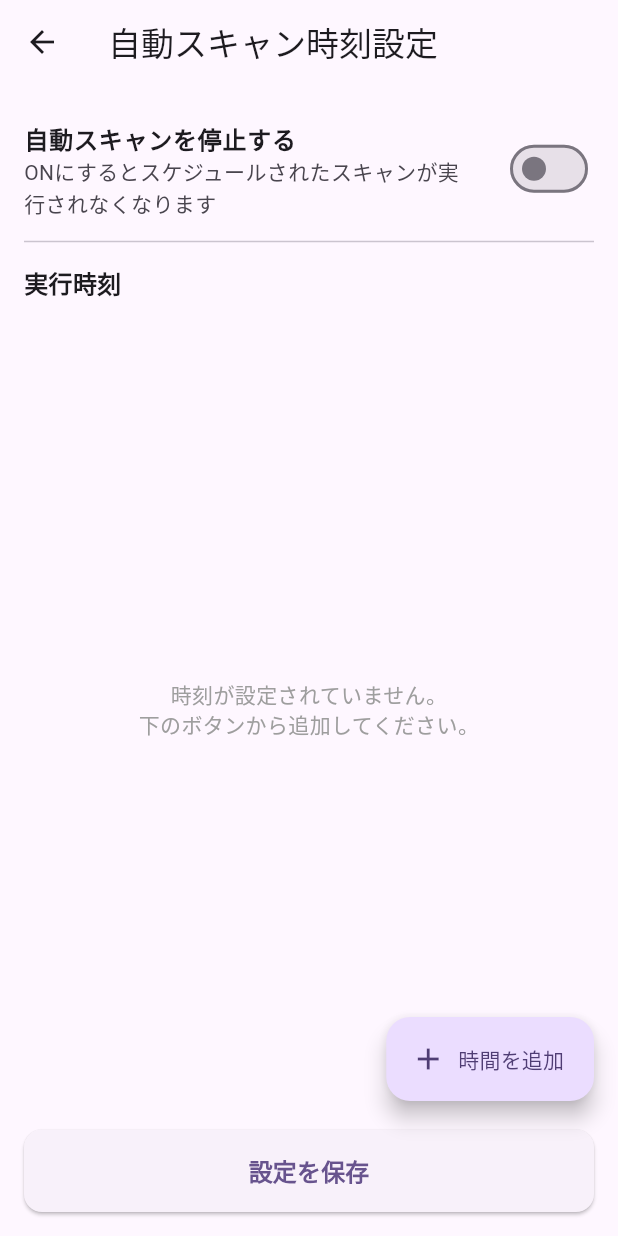
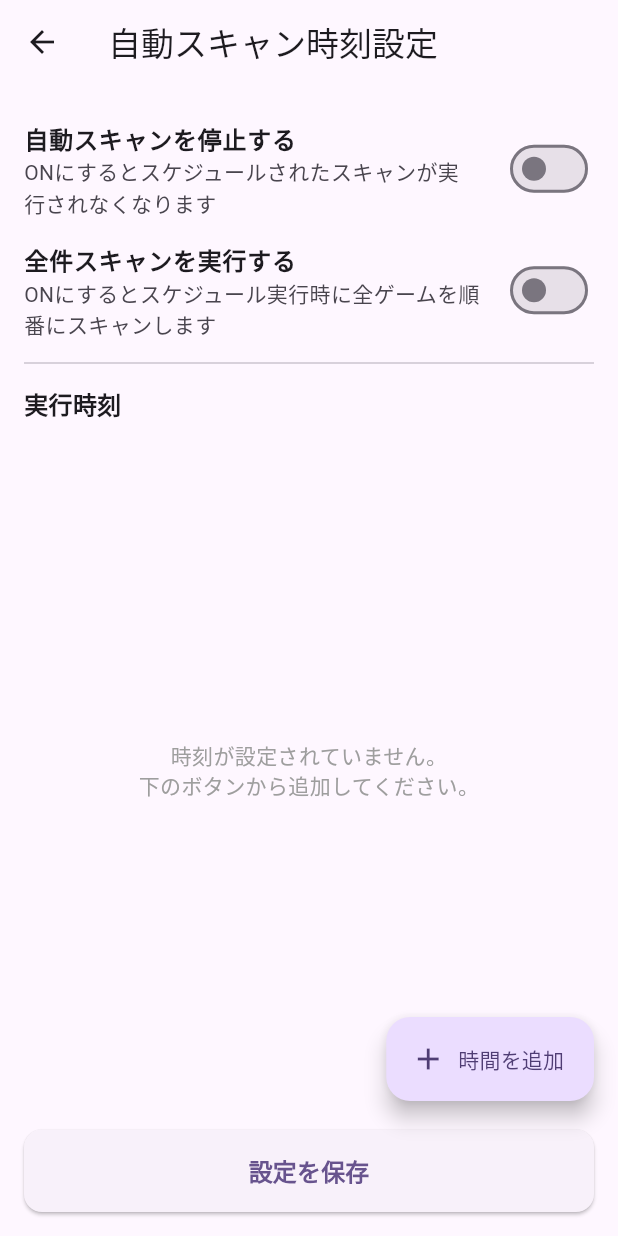
Before and after one commit to onpuuki/game-tracker, a Flutter app: the TimerSettingsScreen screen opened directly, on a phone screen of 412 x 824 dp. Run offline on Flutter 3.47's test engine with Material 3 defaults, Android fonts, the phone set to English and light mode, and no system bars; our stand-ins replace cloud_firestore, cloud_functions, firebase_auth, firebase_core, firebase_messaging, flutter_hooks and 4 more; missing offline and left inert: home_widget, two_dimensional_scrollables; accounts and stored records are empty; network calls fail.

Commit message:
feat: add toggle for all scan execution
- Add 'is_all_scan' state and toggle in timer_settings_screen.dart
- Read 'is_all_scan' and set type to 'all' or 'single' in triggerScheduledSync (index.ts)

Co-authored-by: onpuuki <220911838+onpuuki@users.noreply.github.com>

```diff
--- a/frontend/lib/screens/timer_settings_screen.dart
+++ b/frontend/lib/screens/timer_settings_screen.dart
@@ -12,6 +12,7 @@ class TimerSettingsScreen extends StatefulWidget {
 class _TimerSettingsScreenState extends State<TimerSettingsScreen> {
   List<TimeOfDay> _selectedTimes = [];
   bool _isPaused = false;
+  bool _isAllScan = false;
   bool _isLoading = false;
   bool _initialized = false;
 
@@ -99,6 +100,7 @@ class _TimerSettingsScreenState extends State<TimerSettingsScreen> {
       await docRef.set({
         'scan_times': scanTimesStrings,
         'is_paused': _isPaused,
+        'is_all_scan': _isAllScan,
         'cron_schedule': FieldValue.delete(),
       }, SetOptions(merge: true));
 
@@ -138,6 +140,7 @@ class _TimerSettingsScreenState extends State<TimerSettingsScreen> {
             final data = snapshot.data!.data() as Map<String, dynamic>?;
             if (data != null) {
               _isPaused = data['is_paused'] as bool? ?? false;
+              _isAllScan = data['is_all_scan'] as bool? ?? false;
               if (data['scan_times'] != null) {
                 final scanTimes = List<String>.from(data['scan_times']);
                 _selectedTimes = [];
@@ -192,6 +195,21 @@ class _TimerSettingsScreenState extends State<TimerSettingsScreen> {
                       },
                       contentPadding: EdgeInsets.zero,
                       activeThumbColor: Colors.redAccent,
+                    ),
+                    SwitchListTile(
+                      title: const Text(
+                        '全件スキャンを実行する',
+                        style: TextStyle(fontWeight: FontWeight.bold),
+                      ),
+                      subtitle: const Text('ONにするとスケジュール実行時に全ゲームを順番にスキャンします'),
+                      value: _isAllScan,
+                      onChanged: (bool value) {
+                        setState(() {
+                          _isAllScan = value;
+                        });
+                      },
+                      contentPadding: EdgeInsets.zero,
+                      activeThumbColor: Colors.blueAccent,
                     ),
                     const Divider(),
                     const SizedBox(height: 8),
```
Also changed, not shown: 1 other file.
